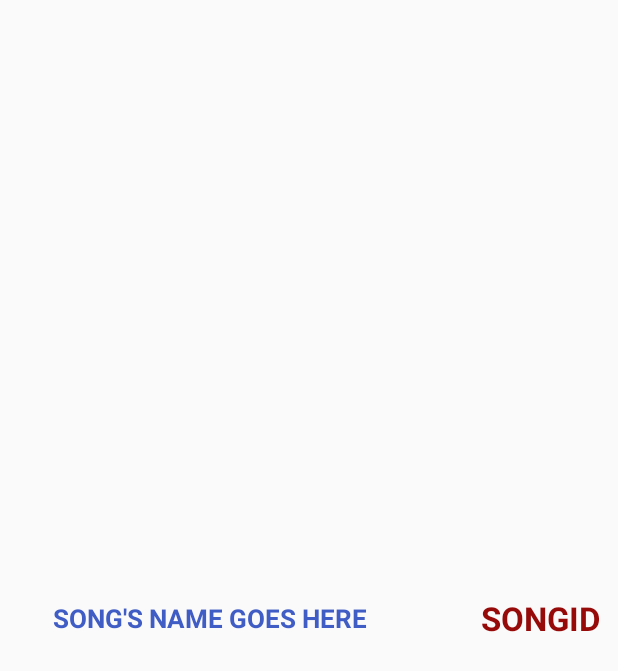
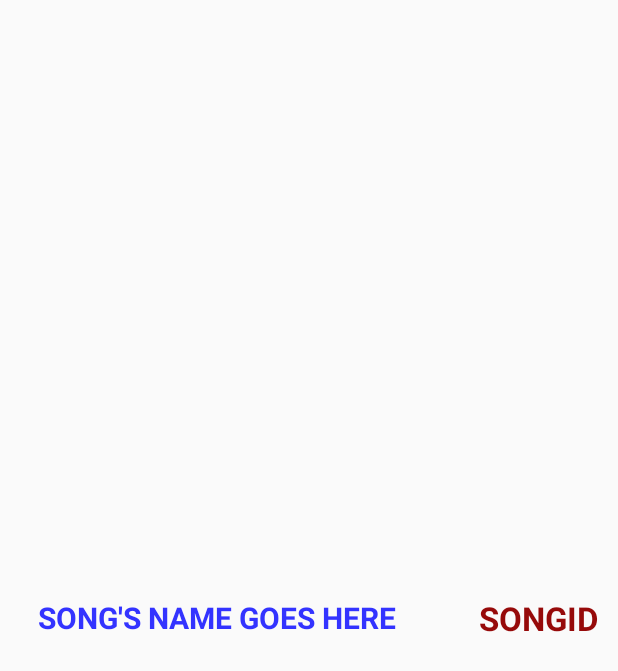
Before and after one commit to hoang-phan/kara_find, an Android app: the layout item_song.xml on its own in the app's theme, with its tools: preview values and no code run, on a phone screen of 412 x 824 dp. Shown: the top 671 px of the screen. Run offline under Robolectric (Android 15) with nearby library versions, the phone set to English and light mode, and no system bars.

Commit message:
[f] Second attempt for design

```diff
--- a/app/src/main/res/layout/fragment_search.xml
+++ b/app/src/main/res/layout/fragment_search.xml
@@ -25,8 +25,8 @@
             />
 
         <ImageView
-            android:layout_width="40dp"
-            android:layout_height="40dp"
+            android:layout_width="45dp"
+            android:layout_height="45dp"
             android:src="@drawable/ic_voice"
             android:id="@+id/ic_search"
             android:layout_gravity="right|center_vertical" />
--- a/app/src/main/res/layout/item_song.xml
+++ b/app/src/main/res/layout/item_song.xml
@@ -5,7 +5,7 @@
     android:orientation="vertical" android:layout_width="match_parent"
     android:layout_height="match_parent"
     android:padding="5dp"
-    android:layout_marginLeft="30dp">
+    android:layout_marginLeft="20dp">
     <LinearLayout
         android:layout_width="match_parent"
         android:layout_height="match_parent"
@@ -19,9 +19,9 @@
             android:textStyle="bold"
             android:textAllCaps="true"
             android:text="Song's name goes here"
-            fontPath="fonts/hatinh.ttf"
-            android:textSize="@dimen/song_name_text_size"
-            android:textColor="#405dc5"
+            fontPath="fonts/circle.ttf"
+            android:textSize="20sp"
+            android:textColor="#3333ff"
             android:id="@+id/tv_song_name"
             android:gravity="center_vertical" />
         <TextView
```
Also changed, not shown: app/src/main/java/vn/hoangphan/karafind/views/OutlinedTextView.java (added, +62 -0 lines), app/src/main/res/drawable/background.jpeg (deleted), app/src/main/res/drawable/background.jpg (added), app/src/main/res/drawable/ic_update.png.
